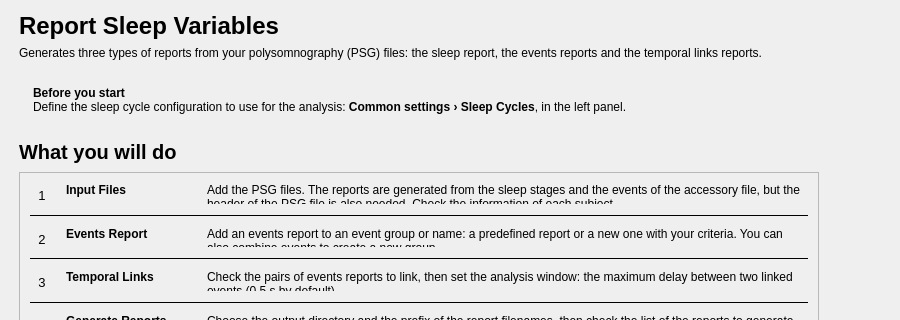
This is tools/CEAMSTools/SleepReport/SleepReportDoc/Ui_SleepReportDoc.ui in SnoozToolbox/snooz-package-ceams as Qt 5 draws it before an edit; both pictures show x 0 to 900 and y 0 to 320 of the 900 by 700 pixel window. The edited form follows.
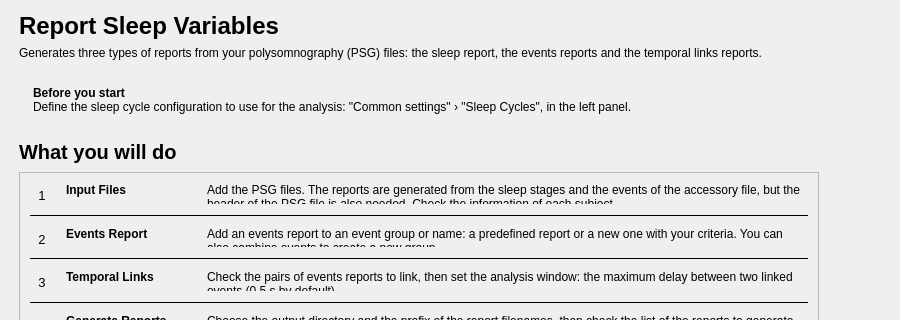
This is the edited form.

Diff of the .ui file:
```diff
--- a/tools/CEAMSTools/SleepReport/SleepReportDoc/Ui_SleepReportDoc.ui
+++ b/tools/CEAMSTools/SleepReport/SleepReportDoc/Ui_SleepReportDoc.ui
@@ -121,7 +121,7 @@
            <item>
             <widget class="QLabel" name="common_settings_info_label">
              <property name="text">
-              <string>&lt;b&gt;Before you start&lt;/b&gt;&lt;br/&gt;Define the sleep cycle configuration to use for the analysis: &lt;b&gt;Common settings › Sleep Cycles&lt;/b&gt;, in the left panel.</string>
+              <string>&lt;b&gt;Before you start&lt;/b&gt;&lt;br/&gt;Define the sleep cycle configuration to use for the analysis: "Common settings" › "Sleep Cycles", in the left panel.</string>
              </property>
              <property name="textFormat">
               <enum>Qt::TextFormat::RichText</enum>
```
